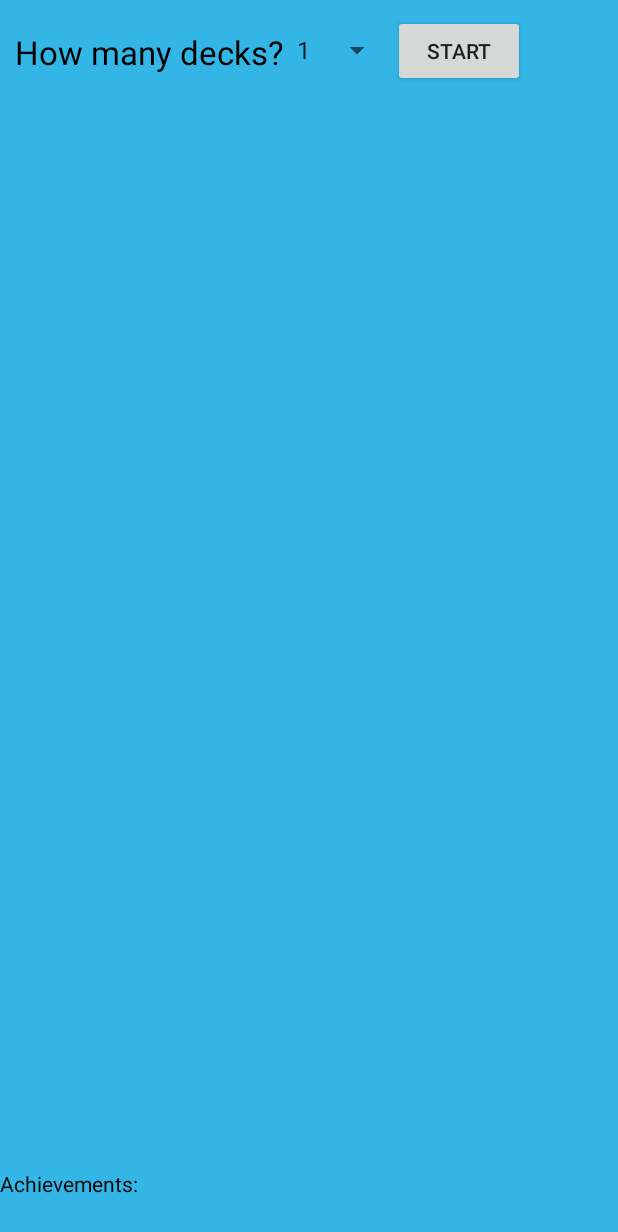
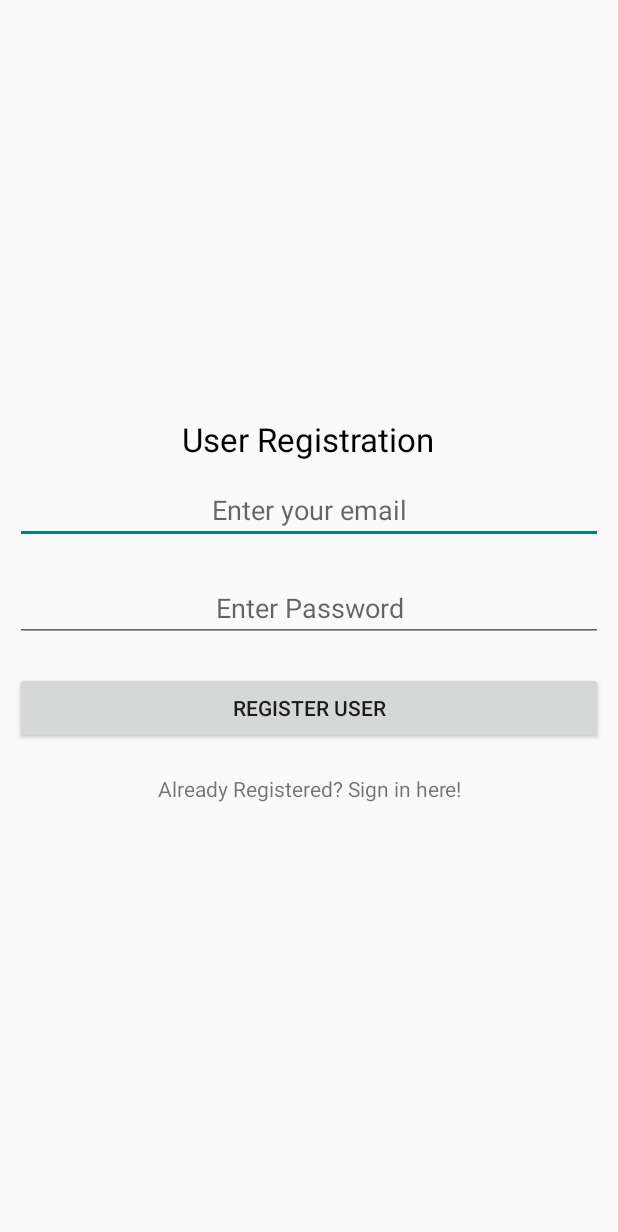
Before and after one commit to Andrzej1991/CardsGame, an Android app: the screen it shows after launch (MainActivity before the commit, RegisterActivity after it), on a phone screen of 412 x 824 dp. Shown: the top 1232 px of the screen. Run offline under Robolectric (Android 15) with nearby library versions, the phone set to English and light mode, and no system bars; our stand-ins replace ButterKnife, Firebase (no records; nobody signed in at launch, a user with empty details on screens opened directly).

Commit message:
create login and register with firebase auth

```diff
--- /dev/null
+++ b/app/src/main/java/com/company/andrzej/rolki/cardsdeck/RegisterActivity.java
@@ -0,0 +1,96 @@
+package com.company.andrzej.rolki.cardsdeck;
+
+import android.app.ProgressDialog;
+import android.content.Intent;
+import android.os.Bundle;
+import android.support.annotation.NonNull;
+import android.support.v7.app.AppCompatActivity;
+import android.text.TextUtils;
+import android.widget.EditText;
+import android.widget.Toast;
+
+import com.google.android.gms.tasks.OnCompleteListener;
+import com.google.android.gms.tasks.Task;
+import com.google.firebase.auth.AuthResult;
+import com.google.firebase.auth.FirebaseAuth;
+
+import butterknife.BindView;
+import butterknife.ButterKnife;
+import butterknife.OnClick;
+
+public class RegisterActivity extends AppCompatActivity {
+
+    @BindView(R.id.editTextEmail)
+    EditText editTextEmail;
+    @BindView(R.id.editTextPassword)
+    EditText editTextPassword;
+
+    private ProgressDialog progressDialog;
+
+    private FirebaseAuth firebaseAuth;
+
+    @Override
+    protected void onCreate(Bundle savedInstanceState) {
+        super.onCreate(savedInstanceState);
+        setContentView(R.layout.activity_register);
+        ButterKnife.bind(this);
+        progressDialog = new ProgressDialog(this);
+        firebaseAuth = FirebaseAuth.getInstance();
+    }
+
+    @OnClick(R.id.buttonRegister)
+    public void registerNewUser() {
+        registerUser();
+    }
+
+    private void registerUser() {
+        String email = editTextEmail.getText().toString().trim().toLowerCase();
+        String password = editTextPassword.getText().toString().trim();
+
+        if (TextUtils.isEmpty(email)) {
+            //email is empty
+            //stopping function execution further
+            Toast.makeText(getApplicationContext(), "Please enter email..", Toast.LENGTH_SHORT).show();
+            return;
+        } else if (!Utils.isEmailValid(email)) {
+            Toast.makeText(getApplicationContext(), "Please enter the valid email..", Toast.LENGTH_SHORT).show();
+            return;
+        }
+
+        if (TextUtils.isEmpty(password)) {
+            //password is empty
+            //stopping function execution further
+            Toast.makeText(getApplicationContext(), "Please enter password..", Toast.LENGTH_SHORT).show();
+            return;
+        } else if (!Utils.isPasswordValid(password)) {
+            Toast.makeText(getApplicationContext(), "Yout password is to short...", Toast.LENGTH_SHORT).show();
+            return;
+        }
+        //if validations is ok
+        //email and password
+        progressDialog.setMessage("Registering User...");
+        progressDialog.show();
+
+        firebaseAuth.createUserWithEmailAndPassword(email, password).addOnCompleteListener(this, new OnCompleteListener<AuthResult>() {
+            @Override
+            public void onComplete(@NonNull Task<AuthResult> task) {
+                if (task.isSuccessful()) {
+                    progressDialog.dismiss();
+                    //user is successfully registered and logged in
+                    //we will start the profile activity here
+                    //right now lets display a toast only
+                    startActivity(new Intent(getApplicationContext(), MainActivity.class));
+                    Toast.makeText(getApplicationContext(), "Registered Succesfully", Toast.LENGTH_SHORT).show();
+                } else {
+                    Toast.makeText(getApplicationContext(), "Could not register.. please try again.", Toast.LENGTH_SHORT).show();
+                }
+            }
+        });
+    }
+
+    @OnClick(R.id.textViewSignin)
+    public void openLoginOptions() {
+        finish();
+        startActivity(new Intent(getApplicationContext(), LoginActivity.class));
+    }
+}
--- a/app/src/main/java/com/company/andrzej/rolki/cardsdeck/adapters/CardsRecyclerView.java
+++ b/app/src/main/java/com/company/andrzej/rolki/cardsdeck/adapters/CardsRecyclerAdapter.java
@@ -15,7 +15,7 @@ import java.util.List;
  * Created by Andrzej on 2017-05-01.
  */
 
-public class CardsRecyclerView extends RecyclerView.Adapter<CardsRecyclerView.ViewHolder> {
+public class CardsRecyclerAdapter extends RecyclerView.Adapter<CardsRecyclerAdapter.ViewHolder> {
 
     private List<String> cards;
     private Context context;
@@ -31,19 +31,19 @@ public class CardsRecyclerView extends RecyclerView.Adapter<CardsRecyclerView.Vi
     }
 
     @Override
-    public CardsRecyclerView.ViewHolder onCreateViewHolder(ViewGroup parent, int viewType) {
+    public CardsRecyclerAdapter.ViewHolder onCreateViewHolder(ViewGroup parent, int viewType) {
         ImageView v = (ImageView) LayoutInflater.from(parent.getContext()).inflate(R.layout.imt_image, parent, false);
         return new ViewHolder(v);
     }
 
-    public CardsRecyclerView(Context context, List<String> cards) {
+    public CardsRecyclerAdapter(Context context, List<String> cards) {
         this.context = context;
         this.cards = cards;
         notifyDataSetChanged();
     }
 
     @Override
-    public void onBindViewHolder(CardsRecyclerView.ViewHolder holder, int position) {
+    public void onBindViewHolder(CardsRecyclerAdapter.ViewHolder holder, int position) {
         Picasso.with(context).load(cards.get(position)).into(holder.imageView);
     }
 
--- /dev/null
+++ b/app/src/main/res/layout/activity_register.xml
@@ -0,0 +1,56 @@
+<?xml version="1.0" encoding="utf-8"?>
+<RelativeLayout xmlns:android="http://schemas.android.com/apk/res/android"
+    xmlns:tools="http://schemas.android.com/tools"
+    android:layout_width="match_parent"
+    android:layout_height="match_parent"
+    tools:context="com.company.andrzej.rolki.cardsdeck.RegisterActivity">
+
+    <LinearLayout
+        android:layout_width="match_parent"
+        android:layout_height="wrap_content"
+        android:layout_centerHorizontal="true"
+        android:layout_centerVertical="true"
+        android:orientation="vertical">
+
+        <TextView
+            android:layout_width="wrap_content"
+            android:layout_height="wrap_content"
+            android:layout_gravity="center"
+            android:text="@string/user_registration"
+            android:textColor="@android:color/black"
+            android:textSize="22sp" />
+
+        <EditText
+            android:id="@+id/editTextEmail"
+            android:layout_width="match_parent"
+            android:layout_height="wrap_content"
+            android:layout_margin="10dp"
+            android:gravity="center"
+            android:hint="@string/enter_your_email"
+            android:inputType="textEmailAddress" />
+
+        <EditText
+            android:id="@+id/editTextPassword"
+            android:layout_width="match_parent"
+            android:layout_height="wrap_content"
+            android:layout_margin="10dp"
+            android:gravity="center"
+            android:hint="@string/enter_password"
+            android:inputType="textPassword" />
+
+        <Button
+            android:id="@+id/buttonRegister"
+            android:layout_width="match_parent"
+            android:layout_height="wrap_content"
+            android:layout_margin="10dp"
+            android:text="@string/register_user" />
+
+        <TextView
+            android:id="@+id/textViewSignin"
+            android:layout_width="match_parent"
+            android:layout_height="wrap_content"
+            android:layout_margin="10dp"
+            android:gravity="center"
+            android:text="@string/already_registered_sign_in_here" />
+    </LinearLayout>
+</RelativeLayout>
--- /dev/null
+++ b/app/src/main/res/values/dimens.xml
@@ -0,0 +1,5 @@
+<resources>
+    <!-- Default screen margins, per the Android Design guidelines. -->
+    <dimen name="activity_horizontal_margin">16dp</dimen>
+    <dimen name="activity_vertical_margin">16dp</dimen>
+</resources>
--- a/app/src/main/res/values/strings.xml
+++ b/app/src/main/res/values/strings.xml
@@ -12,4 +12,26 @@
     <string name="kolor_czarny">"KOLOR CZARNY"</string>
     <string name="kolor_czerwony">"KOLOR CZERWONY"</string>
     <string name="blizniaki">"BLIŻNIAKI"</string>
+    <string name="enter_your_email">Enter your email</string>
+    <string name="enter_password">Enter Password</string>
+    <string name="already_registered_sign_in_here">Already Registered? Sign in here!</string>
+    <string name="register_user">Register User</string>
+    <string name="title_activity_login">Sign in</string>
+
+    <!-- Strings related to login -->
+    <string name="prompt_email">Email</string>
+    <string name="prompt_password">Password (optional)</string>
+    <string name="action_sign_in">Sign in or register</string>
+    <string name="action_sign_in_short">Sign in</string>
+    <string name="error_invalid_email">This email address is invalid</string>
+    <string name="error_invalid_password">This password is too short</string>
+    <string name="error_incorrect_password">This password is incorrect</string>
+    <string name="error_field_required">This field is required</string>
+    <string name="permission_rationale">"Contacts permissions are needed for providing email
+        completions."
+    </string>
+    <string name="signin">SignIn</string>
+    <string name="not_have_an_account_create_here">Not have an account? Create here.</string>
+    <string name="user_login">User Login</string>
+    <string name="user_registration">User Registration</string>
 </resources>
--- a/build.gradle
+++ b/build.gradle
@@ -7,6 +7,7 @@ buildscript {
     dependencies {
         classpath 'com.android.tools.build:gradle:2.3.1'
         classpath 'me.tatarka:gradle-retrolambda:3.6.1'
+        classpath 'com.google.gms:google-services:3.1.0'
 
         // NOTE: Do not place your application dependencies here; they belong
         // in the individual module build.gradle files
```
Also changed, not shown: app/build.gradle (+7 -4 lines), app/src/main/AndroidManifest.xml (+10 -2 lines), app/src/main/java/com/company/andrzej/rolki/cardsdeck/LoginActivity.java (added, +98 -0 lines), app/src/main/java/com/company/andrzej/rolki/cardsdeck/MainActivity.java (+10 -11 lines), app/src/main/java/com/company/andrzej/rolki/cardsdeck/Utils.java (+8 -0 lines), app/src/main/java/com/company/andrzej/rolki/cardsdeck/model/Card.java (+12 -12 lines), app/src/main/java/com/company/andrzej/rolki/cardsdeck/model/CardsArray.java (+4 -5 lines), app/src/main/res/layout/activity_login.xml (added, +59 -0 lines), 1 other file.
